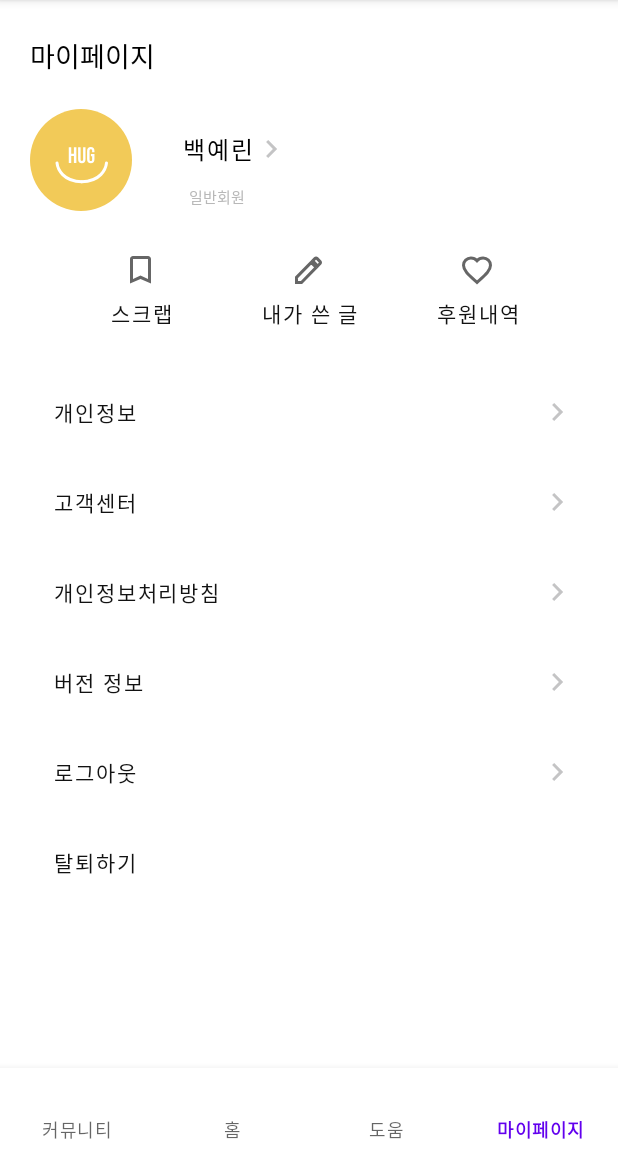
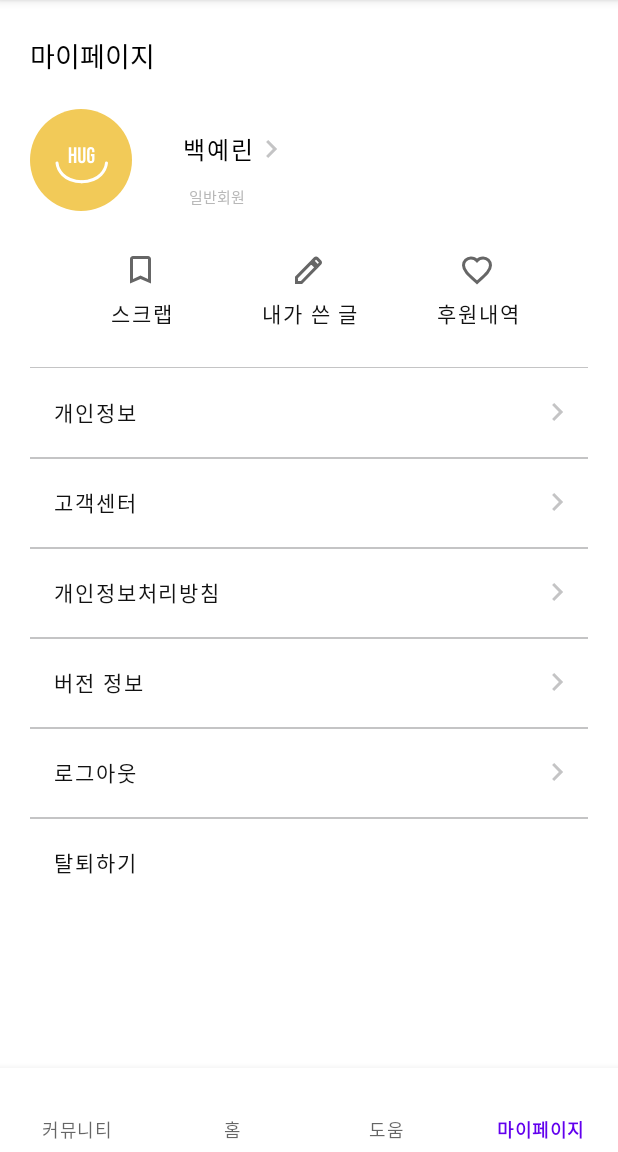
Before and after one commit to ssh09015/HugU, an Android app: the screen it shows after launch (MainActivity), item 4 of the bottom bar chosen, on a phone screen of 412 x 824 dp, the part 84-1236 px from its top. Run offline under Robolectric (Android 15) with nearby library versions, the phone set to English and light mode, and no system bars.

Commit message:
[songha]mypage_5

```diff
--- a/app/src/main/res/layout/fragment_page.xml
+++ b/app/src/main/res/layout/fragment_page.xml
@@ -146,6 +146,12 @@
         app:layout_constraintEnd_toEndOf="parent"
         app:layout_constraintTop_toBottomOf="@+id/page_btn">
 
+        <LinearLayout
+            android:layout_width="match_parent"
+            android:layout_height="1dp"
+            android:background="#C4C4C5"
+            app:layout_constraintBottom_toTopOf="@+id/btn_page1" />
+
         <Button
             android:id="@+id/btn_page1"
             android:layout_width="match_parent"
@@ -159,6 +165,12 @@
             app:layout_constraintStart_toStartOf="parent"
             app:layout_constraintEnd_toEndOf="parent"
             app:layout_constraintTop_toTopOf="parent"/>
+
+        <LinearLayout
+            android:layout_width="match_parent"
+            android:layout_height="1dp"
+            android:background="#C4C4C5"
+            app:layout_constraintTop_toBottomOf="@+id/btn_page1" />
 
         <Button
             android:id="@+id/btn_page2"
@@ -174,6 +186,12 @@
             app:layout_constraintEnd_toEndOf="parent"
             app:layout_constraintTop_toBottomOf="@id/btn_page1"/>
 
+        <LinearLayout
+            android:layout_width="match_parent"
+            android:layout_height="1dp"
+            android:background="#C4C4C5"
+            app:layout_constraintTop_toBottomOf="@+id/btn_page2" />
+
         <Button
             android:id="@+id/btn_page3"
             android:layout_width="match_parent"
@@ -187,6 +205,12 @@
             app:layout_constraintStart_toStartOf="parent"
             app:layout_constraintEnd_toEndOf="parent"
             app:layout_constraintTop_toBottomOf="@id/btn_page2"/>
+
+        <LinearLayout
+            android:layout_width="match_parent"
+            android:layout_height="1dp"
+            android:background="#C4C4C5"
+            app:layout_constraintTop_toBottomOf="@+id/btn_page3" />
 
         <Button
             android:id="@+id/btn_page4"
@@ -202,6 +226,12 @@
             app:layout_constraintEnd_toEndOf="parent"
             app:layout_constraintTop_toBottomOf="@id/btn_page3"/>
 
+        <LinearLayout
+            android:layout_width="match_parent"
+            android:layout_height="1dp"
+            android:background="#C4C4C5"
+            app:layout_constraintTop_toBottomOf="@+id/btn_page4" />
+
         <Button
             android:id="@+id/btn_page5"
             android:layout_width="match_parent"
@@ -215,6 +245,12 @@
             app:layout_constraintStart_toStartOf="parent"
             app:layout_constraintEnd_toEndOf="parent"
             app:layout_constraintTop_toBottomOf="@id/btn_page4"/>
+
+        <LinearLayout
+            android:layout_width="match_parent"
+            android:layout_height="1dp"
+            android:background="#C4C4C5"
+            app:layout_constraintTop_toBottomOf="@+id/btn_page5" />
 
         <Button
             android:id="@+id/btn_page6"
```
